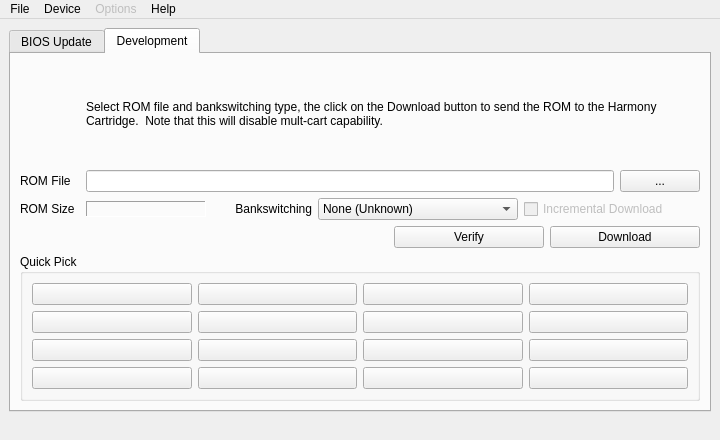
First picture: the form in harmonycartwindow.ui, repository sa666666/harmonycart, before the edit.
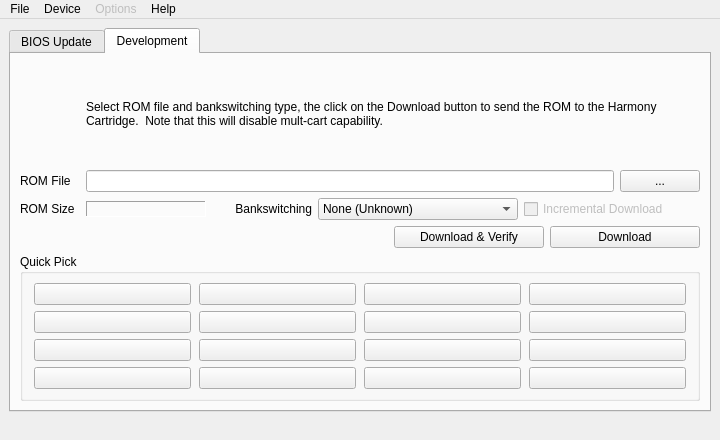
Second picture: the form after the edit. The open tabs and pages were chosen to show the change. Icons and pictures are not drawn.

Commit message:
QuickPick buttons in development tab now stay the same size, even when long filenames are used.
Changed 'Verify' to 'Download & Verify', in preparation of getting
this functionality working.

Diff of the .ui file:
```diff
--- a/harmonycartwindow.ui
+++ b/harmonycartwindow.ui
@@ -435,7 +435,7 @@
              </size>
             </property>
             <property name="text">
-             <string>Verify</string>
+             <string>Download &amp;&amp; Verify</string>
             </property>
            </widget>
           </item>
@@ -462,6 +462,21 @@
           <layout class="QGridLayout" name="gridLayout_2">
            <item row="0" column="0">
             <widget class="QPushButton" name="qp1Button">
+             <property name="enabled">
+              <bool>true</bool>
+             </property>
+             <property name="sizePolicy">
+              <sizepolicy hsizetype="Fixed" vsizetype="Fixed">
+               <horstretch>0</horstretch>
+               <verstretch>0</verstretch>
+              </sizepolicy>
+             </property>
+             <property name="minimumSize">
+              <size>
+               <width>157</width>
+               <height>0</height>
+              </size>
+             </property>
              <property name="contextMenuPolicy">
               <enum>Qt::DefaultContextMenu</enum>
              </property>
@@ -476,6 +491,18 @@
            </item>
            <item row="0" column="3">
             <widget class="QPushButton" name="qp4Button">
+             <property name="sizePolicy">
+              <sizepolicy hsizetype="Fixed" vsizetype="Fixed">
+               <horstretch>0</horstretch>
+               <verstretch>0</verstretch>
+              </sizepolicy>
+             </property>
+             <property name="minimumSize">
+              <size>
+               <width>157</width>
+               <height>0</height>
+              </size>
+             </property>
              <property name="toolTip">
               <string>Right-click to select ROM Image.
 Left-click to use the chosen ROM.</string>
@@ -619,6 +646,18 @@
            </item>
            <item row="0" column="2">
             <widget class="QPushButton" name="qp3Button">
+             <property name="sizePolicy">
+              <sizepolicy hsizetype="Fixed" vsizetype="Fixed">
+               <horstretch>0</horstretch>
+               <verstretch>0</verstretch>
+              </sizepolicy>
+             </property>
+             <property name="minimumSize">
+              <size>
+               <width>157</width>
+               <height>0</height>
+              </size>
+             </property>
              <property name="toolTip">
               <string>Right-click to select ROM Image.
 Left-click to use the chosen ROM.</string>
@@ -630,6 +669,18 @@
            </item>
            <item row="0" column="1">
             <widget class="QPushButton" name="qp2Button">
+             <property name="sizePolicy">
+              <sizepolicy hsizetype="Fixed" vsizetype="Fixed">
+               <horstretch>0</horstretch>
+               <verstretch>0</verstretch>
+              </sizepolicy>
+             </property>
+             <property name="minimumSize">
+              <size>
+               <width>157</width>
+               <height>0</height>
+              </size>
+             </property>
              <property name="toolTip">
               <string>Right-click to select ROM Image.
 Left-click to use the chosen ROM.</string>
```
